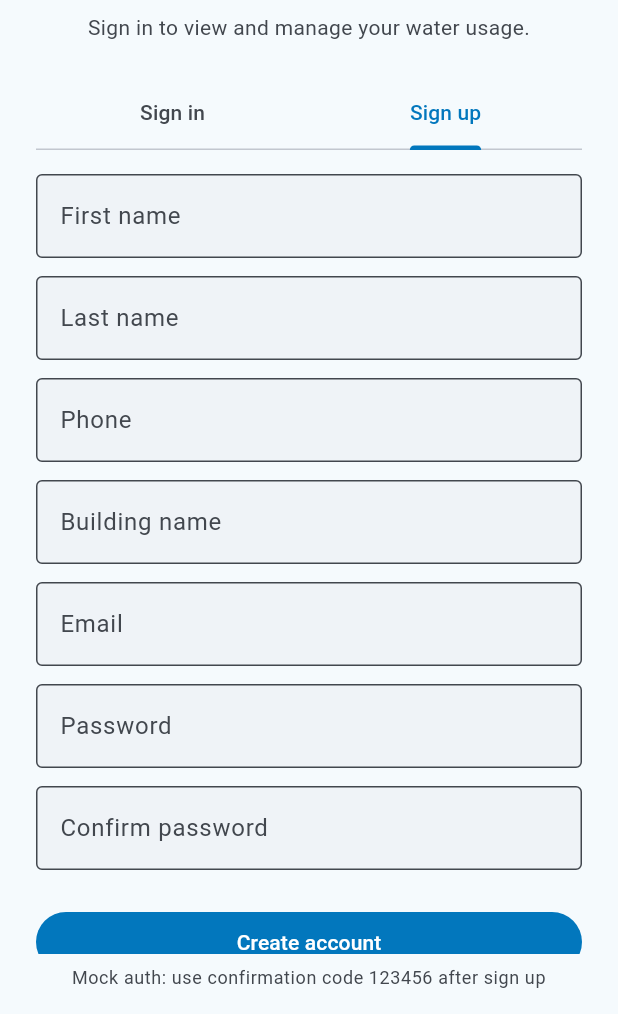
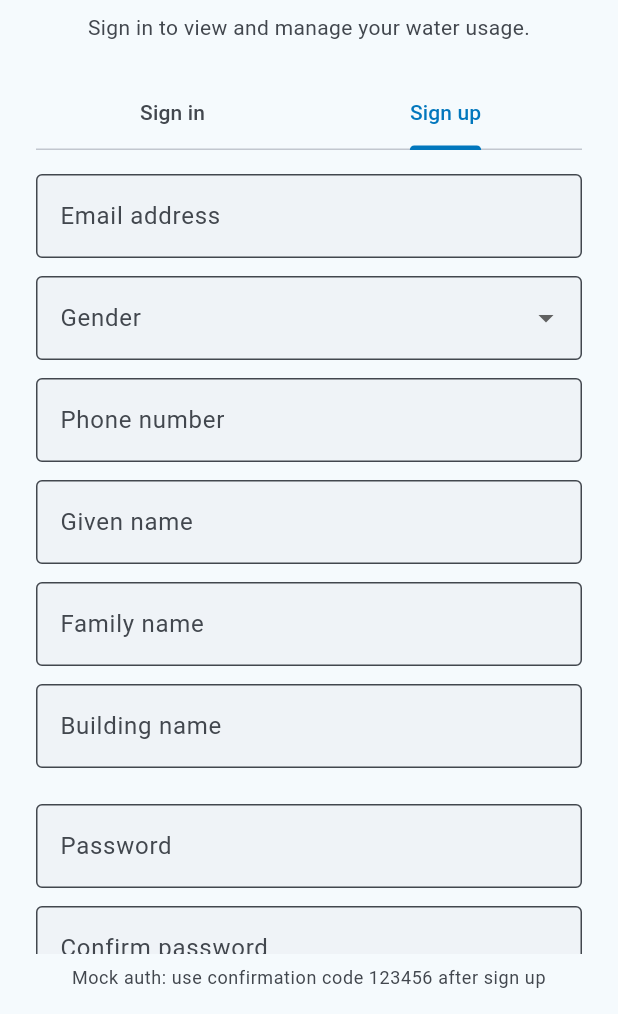
Before and after one commit to compilerNayan/v_switch_app, a Flutter app: the screen it shows after launch, tab 2 chosen, on a phone screen of 412 x 824 dp, the part 222-1236 px from its top. Run offline on Flutter 3.47's test engine with Material 3 defaults, Android fonts, the phone set to English and light mode, and no system bars; our stand-ins replace connectivity_plus, dio, fl_chart, flutter_local_notifications, flutter_riverpod, flutter_secure_storage and 4 more; missing offline and left inert: amplify_auth_cognito, amplify_flutter, app_settings, network_info_plus; accounts and stored records are empty.

Commit message:
sign up changes.

```diff
--- a/water_meter_app/lib/core/auth/amplify_auth_service.dart
+++ b/water_meter_app/lib/core/auth/amplify_auth_service.dart
@@ -59,6 +59,7 @@ class AmplifyAuthService implements AuthService {
     required String firstName,
     required String lastName,
     required String phone,
+    required String gender,
   }) async {
     final result = await Amplify.Auth.signUp(
       username: email.trim(),
@@ -66,6 +67,7 @@ class AmplifyAuthService implements AuthService {
       options: SignUpOptions(
         userAttributes: {
           AuthUserAttributeKey.email: email.trim(),
+          CognitoUserAttributeKey.gender: gender.trim(),
           AuthUserAttributeKey.phoneNumber: phone.trim(),
           AuthUserAttributeKey.givenName: firstName.trim(),
           AuthUserAttributeKey.familyName: lastName.trim(),
--- a/water_meter_app/lib/core/auth/auth_service.dart
+++ b/water_meter_app/lib/core/auth/auth_service.dart
@@ -16,6 +16,7 @@ abstract class AuthService {
     required String firstName,
     required String lastName,
     required String phone,
+    required String gender,
   });
   Future<void> confirmSignUp({
     required String email,
--- a/water_meter_app/lib/core/auth/mock_auth_service.dart
+++ b/water_meter_app/lib/core/auth/mock_auth_service.dart
@@ -46,6 +46,7 @@ class MockAuthService implements AuthService {
     required String firstName,
     required String lastName,
     required String phone,
+    required String gender,
   }) async {
     _pendingEmail = email.trim();
     _pendingPassword = password;
--- a/water_meter_app/lib/features/auth/sign_in_screen.dart
+++ b/water_meter_app/lib/features/auth/sign_in_screen.dart
@@ -30,6 +30,14 @@ class _SignInScreenState extends ConsumerState<SignInScreen>
   final _lastNameController = TextEditingController();
   final _phoneController = TextEditingController();
   final _buildingNameController = TextEditingController();
+
+  String? _selectedGender;
+
+  static const _genderOptions = {
+    'male': 'Male',
+    'female': 'Female',
+    'other': 'Other',
+  };
 
   bool _isLoading = false;
   String? _error;
@@ -134,6 +142,7 @@ class _SignInScreenState extends ConsumerState<SignInScreen>
         firstName: _firstNameController.text.trim(),
         lastName: _lastNameController.text.trim(),
         phone: _phoneController.text.trim(),
+        gender: _selectedGender!,
       );
 
       ref.read(pendingRegistrationProvider.notifier).state = PendingRegistration(
@@ -322,31 +331,45 @@ class _SignInScreenState extends ConsumerState<SignInScreen>
           crossAxisAlignment: CrossAxisAlignment.stretch,
           children: [
             TextFormField(
-              controller: _firstNameController,
+              controller: _signUpEmailController,
               decoration: const InputDecoration(
-                labelText: 'First name',
+                labelText: 'Email address',
                 border: OutlineInputBorder(),
               ),
-              textCapitalization: TextCapitalization.words,
-              validator: (value) =>
-                  value == null || value.trim().isEmpty ? 'Required' : null,
+              keyboardType: TextInputType.emailAddress,
+              validator: (value) {
+                if (value == null || value.trim().isEmpty) {
+                  return 'Email is required';
+                }
+                return null;
+              },
             ),
             const SizedBox(height: 12),
-            TextFormField(
-              controller: _lastNameController,
+            DropdownButtonFormField<String>(
+              value: _selectedGender,
               decoration: const InputDecoration(
-                labelText: 'Last name',
+                labelText: 'Gender',
                 border: OutlineInputBorder(),
               ),
-              textCapitalization: TextCapitalization.words,
+              items: _genderOptions.entries
+                  .map(
+                    (e) => DropdownMenuItem(
+                      value: e.key,
+                      child: Text(e.value),
+                    ),
+                  )
+                  .toList(),
+              onChanged: _isLoading
+                  ? null
+                  : (value) => setState(() => _selectedGender = value),
               validator: (value) =>
-                  value == null || value.trim().isEmpty ? 'Required' : null,
+                  value == null || value.isEmpty ? 'Gender is required' : null,
             ),
             const SizedBox(height: 12),
             TextFormField(
               controller: _phoneController,
               decoration: const InputDecoration(
-                labelText: 'Phone',
+                labelText: 'Phone number',
                 border: OutlineInputBorder(),
                 hintText: '+919876543210',
               ),
@@ -363,6 +386,28 @@ class _SignInScreenState extends ConsumerState<SignInScreen>
             ),
             const SizedBox(height: 12),
             TextFormField(
+              controller: _firstNameController,
+              decoration: const InputDecoration(
+                labelText: 'Given name',
+                border: OutlineInputBorder(),
+              ),
+              textCapitalization: TextCapitalization.words,
+              validator: (value) =>
+                  value == null || value.trim().isEmpty ? 'Required' : null,
+            ),
+            const SizedBox(height: 12),
+            TextFormField(
+              controller: _lastNameController,
+              decoration: const InputDecoration(
+                labelText: 'Family name',
+                border: OutlineInputBorder(),
+              ),
+              textCapitalization: TextCapitalization.words,
+              validator: (value) =>
+                  value == null || value.trim().isEmpty ? 'Required' : null,
+            ),
+            const SizedBox(height: 12),
+            TextFormField(
               controller: _buildingNameController,
               decoration: const InputDecoration(
                 labelText: 'Building name',
@@ -373,20 +418,6 @@ class _SignInScreenState extends ConsumerState<SignInScreen>
                   value == null || value.trim().isEmpty ? 'Required' : null,
             ),
             const SizedBox(height: 12),
-            TextFormField(
-              controller: _signUpEmailController,
-              decoration: const InputDecoration(
-                labelText: 'Email',
-                border: OutlineInputBorder(),
-              ),
-              keyboardType: TextInputType.emailAddress,
-              validator: (value) {
-                if (value == null || value.trim().isEmpty) {
-                  return 'Email is required';
-                }
-                return null;
-              },
-            ),
             const SizedBox(height: 12),
             TextFormField(
               controller: _signUpPasswordController,
```
Also changed, not shown: 2 other files.
